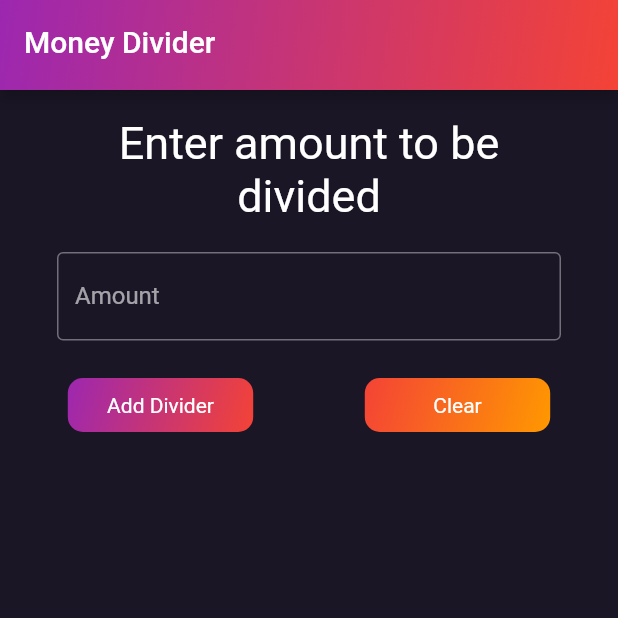
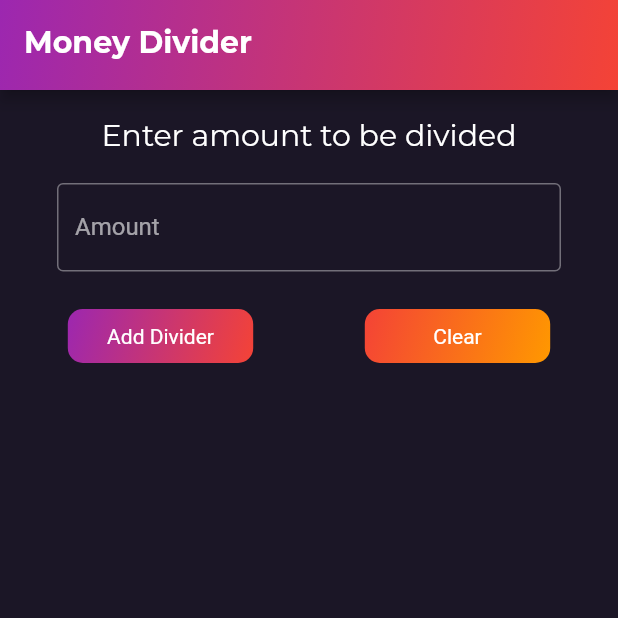
Before and after one commit to Markeryy/Money-Divider, a Flutter app: the screen it shows after launch, on a phone screen of 412 x 824 dp, the top half of it. Run offline on Flutter 3.47's test engine with Material 2 defaults, Android fonts, the light colour scheme and no system bars; our stand-ins replace google_fonts.

Commit message:
update: update fonts

```diff
--- a/money_divider/lib/widgets/get_amount.dart
+++ b/money_divider/lib/widgets/get_amount.dart
@@ -1,6 +1,7 @@
 // ignore_for_file: non_constant_identifier_names
 
 import 'package:flutter/material.dart';
+import 'package:google_fonts/google_fonts.dart';
 import './divider_card.dart';
 import '../models/money_divider.dart';
 
@@ -22,8 +23,6 @@ class _GetAmountState extends State<GetAmount> {
   final bool _validateDivider =  false;
 
   double currentPercentTotal = 0; // to help with validating total percentage (up to 100 only)
-
-  int dividerCount = 0;
 
   //used for validation of input
   List<MoneyDivider> moneyDividerList = [];
@@ -328,13 +327,14 @@ class _GetAmountState extends State<GetAmount> {
           // GET AMOUNT
           Container(
             padding: const EdgeInsets.symmetric(vertical: 10, horizontal: 30),
-            child: const Text(
-              'Enter amount to be divided',
-              textAlign: TextAlign.center,
-              style: TextStyle(
-                fontSize: 30
+            child:
+              Text(
+                'Enter amount to be divided', // title text
+                style: GoogleFonts.montserrat(
+                  textStyle: const TextStyle(
+                      fontSize: 20),
+                ),
               ),
-            )
           ),
 
           Container(
--- a/money_divider/lib/widgets/gradient_appbar.dart
+++ b/money_divider/lib/widgets/gradient_appbar.dart
@@ -1,4 +1,5 @@
 import 'package:flutter/material.dart';
+import 'package:google_fonts/google_fonts.dart';
 
 // class for appbar widget (no search icon)
 // app bar needs preferredsize
@@ -17,7 +18,14 @@ class GradientAppBar extends StatelessWidget implements PreferredSizeWidget {
 
     // APPBAR
     return AppBar(
-      title: const Text('Money Divider'),
+      title: Text(
+        'Money Divider', // title text
+        style: GoogleFonts.montserrat(
+          textStyle: const TextStyle(
+              fontSize: 20, fontWeight: FontWeight.bold),
+        ),
+      ),
+
       flexibleSpace: Container(
         decoration: const BoxDecoration(
           gradient: LinearGradient(
--- a/money_divider/pubspec.yaml
+++ b/money_divider/pubspec.yaml
@@ -34,6 +34,7 @@ dependencies:
   # The following adds the Cupertino Icons font to your application.
   # Use with the CupertinoIcons class for iOS style icons.
   cupertino_icons: ^1.0.2
+  google_fonts: ^3.0.1
 
 dev_dependencies:
   flutter_test:
```
Also changed, not shown: money_divider/lib/widgets/divider_card.dart (+17 -2 lines), money_divider/pubspec.lock.
